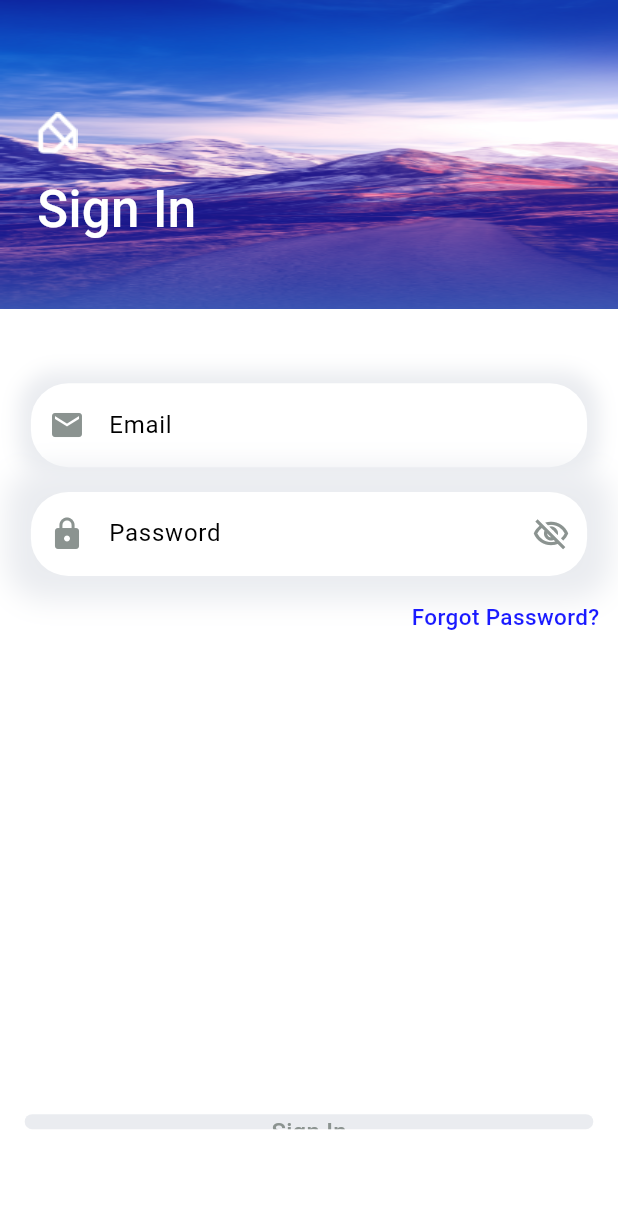
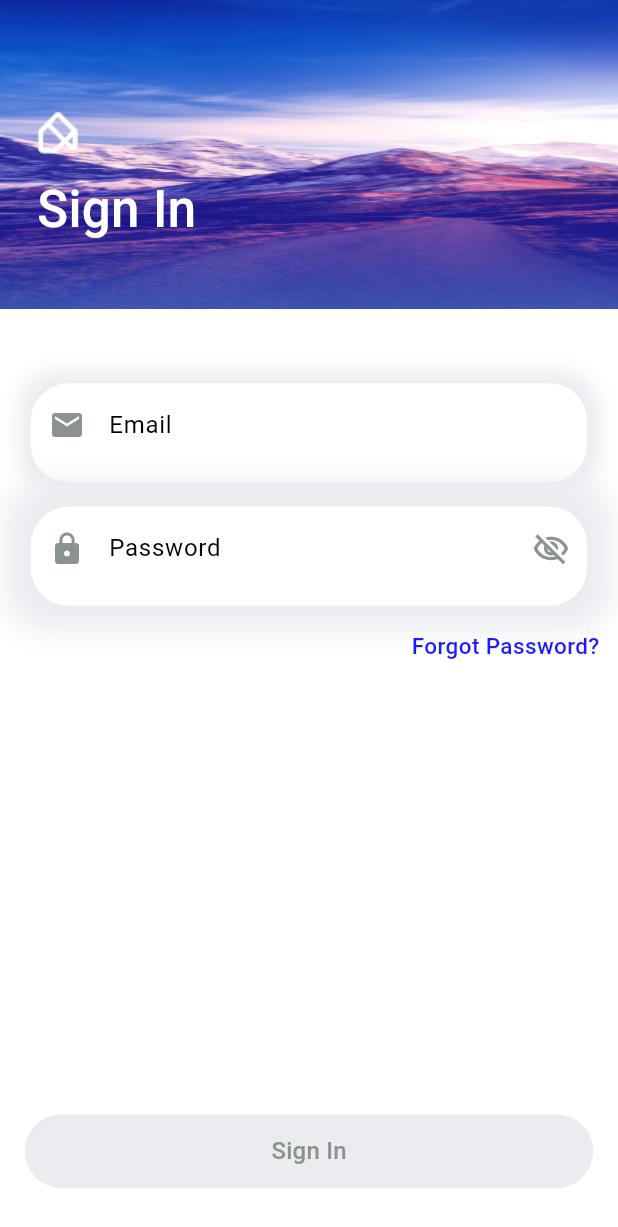
Before and after one commit to RDfahad/apphrmsnew, a Flutter app: the screen it shows after launch, after a tap on "Get Started", on a phone screen of 412 x 824 dp. Shown: the top 1227 px of the screen. Run offline on Flutter 3.47's test engine with Material 2 defaults, Android fonts, the phone set to English and light mode, and no system bars; our stand-ins replace fl_chart, flutter_bloc, get_it, hive, hive_flutter; accounts and stored records are empty.

Commit message:
refactoring, error fixing

```diff
--- a/lib/ui/screens/authentication/bloc/authentication_bloc.dart
+++ b/lib/ui/screens/authentication/bloc/authentication_bloc.dart
@@ -19,15 +19,17 @@ class AuthenticationCubit extends Cubit<AuthenticationState> {
     } else {
       emit(state.copyWith(isButtonEnabled: true));
     }
-
     if (state.emailController.text.isNotEmpty) {
       emit(state.copyWith(isIconFieldColorEnabled: true));
+    }
+    else{
+      emit(state.copyWith(isIconFieldColorEnabled: false));
     }
   }
 
   Future<void> loginUser({String? email, String? password}) async {
     try {
-      emit(state.copyWith(loginLoading: true, loginSuccessfull: false));
+      emit(state.copyWith(loginLoading: true, loginSuccessfull: false, error: false, errorMessage: ''));
       LoginUserModel userLogin =
           await authenticationRepo.loginUser(email: email, password: password);
       if (userLogin.data != null) {
--- a/lib/ui/screens/authentication/view/login_screen.dart
+++ b/lib/ui/screens/authentication/view/login_screen.dart
@@ -1,9 +1,9 @@
 import 'package:flutter/cupertino.dart';
 import 'package:flutter/material.dart';
 import 'package:flutter_bloc/flutter_bloc.dart';
+import 'package:hr_emp_proj/ui/screens/bottom_navigation/screen/bottom_navigation_screen.dart';
 import '/ui/screens/authentication/bloc/authentication_bloc.dart';
 import '/ui/screens/authentication/bloc/authentication_state.dart';
-import '/ui/screens/dashboard/view/dashboard_screen.dart';
 import '/ui/widgets/custom_text_field.dart';
 import '/ui/widgets/loader_widget.dart';
 import '/ui/widgets/round_button.dart';
@@ -23,8 +23,9 @@ class LoginScreen extends StatelessWidget {
       body: BlocConsumer<AuthenticationCubit, AuthenticationState>(
         listener: (context, state) {
           if (state.loginSuccessfull) {
+            print('done');
             Navigator.push(
-                context, CupertinoPageRoute(builder: (_) => DashBoardScreen()));
+                context, CupertinoPageRoute(builder: (_) => BottomNavigationScreen()));
           }
         },
         builder: (context, state) {
@@ -75,7 +76,7 @@ class LoginScreen extends StatelessWidget {
                         child: Column(
                           children: [
                             CustomTextFormField(
-                              preffixIcon: Icons.email,
+                              prefixIcon: Icons.email,
                               isIconColorChange: state.isIconFieldColorEnabled,
                               controller: state.emailController,
                               labelText: "Email",
@@ -105,11 +106,8 @@ class LoginScreen extends StatelessWidget {
                               ),
                             ),
                             // Expanded(child: SizedBox()),
-                            BlocBuilder<AuthenticationCubit,
-                                AuthenticationState>(
-                              builder: (context, state) {
-                                if (state.errorMessage != null) {
-                                  return Center(
+                            state.error ? Expanded(
+                              child: Center(
                                 child: Column(
                                   children: [
                                     const Icon(
@@ -133,22 +131,15 @@ class LoginScreen extends StatelessWidget {
                                     ),
                                   ],
                                 ),
-                                  );
-                                } else {
-                                  return Container();
-                                }
-                              },
                               ),
+                            ) : Container(),
                             SizedBox(height: context.getScreenHeight * 0.04),
                           ],
                         ),
                       )),
                   Flexible(
                     flex: 1,
-                    child:
-                        BlocBuilder<AuthenticationCubit, AuthenticationState>(
-                      builder: (context, state) {
-                        return Padding(
+                    child: Padding(
                       padding: EdgeInsets.symmetric(
                           horizontal: context.getScreenWidth * 0.04),
                       child: RoundElevatedButton(
@@ -166,7 +157,7 @@ class LoginScreen extends StatelessWidget {
                             : null,
                         width: double.infinity,
                         borderRadius: 25,
-                            height: 10,
+                        height: context.getScreenHeight * 0.06,
                         buttonColor: (state.isButtonEnabled)
                             ? AppColor.primaryButtonColor
                             : AppColor.secondaryButtonColor,
@@ -174,8 +165,6 @@ class LoginScreen extends StatelessWidget {
                             ? AppColor.whiteColor
                             : AppColor.secondaryTextColor,
                       ),
-                        );
-                      },
                     ),
                   )
                 ],
--- a/lib/ui/screens/bottom_navigation/screen/bottom_navigation_screen.dart
+++ b/lib/ui/screens/bottom_navigation/screen/bottom_navigation_screen.dart
@@ -55,7 +55,7 @@ class BottomNavigationScreen extends StatelessWidget {
       case BottomNavigationTabState.leaveRequest:
         return LeaveRequestScreen();
       case BottomNavigationTabState.leaveRequestScreen:
-        return const DetailScreen();
+        return DetailScreen();
       case BottomNavigationTabState.profile:
         return Container();
       default:
--- a/lib/ui/screens/onboarding/bloc/onboarding_bloc.dart
+++ b/lib/ui/screens/onboarding/bloc/onboarding_bloc.dart
@@ -6,7 +6,6 @@ class OnboardingCubit extends Cubit<OnboardingState> {
   OnboardingCubit() : super(OnboardingState.init());
 
   init() {
-    emit(state);
     bool onBoardingStatus = state.hiveStorage.getData("onBoardingStatus") ?? false;
     bool isLoggedIn = state.hiveStorage.getData("isLogIn") ?? false;
     if (isLoggedIn) {
@@ -17,10 +16,6 @@ class OnboardingCubit extends Cubit<OnboardingState> {
     emit(state.copyWith(onBoardingStatus: onBoardingStatus));
   }
 
-  onPageChange({int? index}) {
-    emit(state.copyWith(index: index));
-  }
-
   storeOnboardingStatus(){
     state.hiveStorage.putData(
         "onBoardingStatus",true);
--- a/lib/ui/screens/onboarding/view/onboarding_screen.dart
+++ b/lib/ui/screens/onboarding/view/onboarding_screen.dart
@@ -53,7 +53,7 @@ class OnboardingScreen extends StatelessWidget {
                       context.read<OnboardingCubit>().storeOnboardingStatus();
                     },
                   ),
-                  SizedBox(height: context.getScreenHeight * 0.05),
+                  SizedBox(height: context.getScreenHeight * 0.1),
                 ],
               ),
 
--- a/lib/ui/widgets/custom_text_field.dart
+++ b/lib/ui/widgets/custom_text_field.dart
@@ -1,78 +1,3 @@
-// import 'package:flutter/material.dart';
-// import '/utils/app_color.dart';
-
-// class CustomTextFormField extends StatelessWidget {
-//   final TextEditingController controller;
-//   final String labelText;
-//   final IconData? suffixIcon;
-//   final IconData preffixIcon;
-//   final String hintText;
-//   final double borderRadius;
-
-//   CustomTextFormField({
-//     required this.controller,
-//     required this.labelText,
-//     this.suffixIcon,
-//     required this.hintText,
-//     this.borderRadius = 8.0,
-//     required this.preffixIcon,
-//   });
-
-//   bool isVisibleSuffixIcons = false;
-
-//   @override
-//   Widget build(BuildContext context) {
-//     return TextFormField(
-//       controller: controller,
-//       style: TextStyle(color: AppColor.blackColor),
-//       decoration: InputDecoration(
-//         fillColor: AppColor.whiteColor,
-//         filled: true,
-//         labelText: labelText,
-//         labelStyle: const TextStyle(color: AppColor.blackColor, fontSize: 17),
-//         prefixIcon: Icon(
-//           preffixIcon,
-//           size: 25,
-//           color: AppColor.secondaryTextColor,
-//         ),
-//         suffixIcon: suffixIcon != null
-//             ? isVisibleSuffixIcons
-//                 ? Icon(
-//                     suffixIcon,
-//                     size: 25,
-//                     color: AppColor.secondaryTextColor,
-//                   )
-//                 : Icon(
-//                     Icons.visibility_off,
-//                     size: 25,
-//                     color: AppColor.secondaryTextColor,
-//                   )
-//             : null,
-//         hintText: hintText,
-//         hintStyle: const TextStyle(color: Colors.grey),
-//         contentPadding:
-//             const EdgeInsets.symmetric(vertical: 14, horizontal: 20),
-//         border: OutlineInputBorder(
-//           // borderSide: const BorderSide(
-//           //   color: AppColor.blackColor,
-//           //   width: 2.0,
-//           // ),
-//           borderRadius: BorderRadius.circular(borderRadius),
-//         ),
-//         focusedBorder: OutlineInputBorder(
-//           borderSide: BorderSide.none,
-//           borderRadius: BorderRadius.circular(borderRadius),
-//         ),
-//         enabledBorder: OutlineInputBorder(
-//           borderSide: BorderSide.none,
-//           borderRadius: BorderRadius.circular(borderRadius),
-//         ),
-//         errorBorder: const OutlineInputBorder(),
-//       ),
-//     );
-//   }
-// }
-
 import 'package:flutter/material.dart';
 import 'package:flutter_bloc/flutter_bloc.dart';
 import '/ui/screens/authentication/bloc/authentication_bloc.dart';
@@ -83,7 +8,7 @@ class CustomTextFormField extends StatelessWidget {
   final TextEditingController controller;
   final String labelText;
   final IconData? suffixIcon;
-  final IconData preffixIcon;
+  final IconData prefixIcon;
   final String hintText;
   final double borderRadius;
   final Color errorColor;
@@ -97,7 +22,7 @@ class CustomTextFormField extends StatelessWidget {
     this.suffixIcon,
     required this.hintText,
     this.borderRadius = 8.0,
-    required this.preffixIcon,
+    required this.prefixIcon,
     this.errorColor = Colors.red,
     required this.onChange,
     required this.isIconColorChange,
@@ -108,6 +33,7 @@ class CustomTextFormField extends StatelessWidget {
     return Container(
         margin: EdgeInsets.symmetric(horizontal: context.getScreenWidth * 0.02),
         width: double.infinity,
+        height: context.getScreenHeight * 0.08,
         decoration: BoxDecoration(
           boxShadow: const [
             BoxShadow(
@@ -131,7 +57,7 @@ class CustomTextFormField extends StatelessWidget {
               color: AppColor.blackColor,
             ),
             prefixIcon: Icon(
-              preffixIcon,
+              prefixIcon,
               color: isIconColorChange
                   ? AppColor.primaryColor
                   : AppColor.secondaryTextColor,
@@ -162,6 +88,7 @@ class CustomPasswordTextField extends StatelessWidget {
     return Container(
       margin: EdgeInsets.symmetric(horizontal: context.getScreenWidth * 0.02),
       width: double.infinity,
+      height: context.getScreenHeight * 0.08,
       decoration: BoxDecoration(
         color: AppColor.whiteColor,
         borderRadius: BorderRadius.circular(25),
@@ -176,7 +103,7 @@ class CustomPasswordTextField extends StatelessWidget {
         valueListenable: _obsecurePassword,
         builder: (context, value, child) {
           return TextFormField(
-            style: TextStyle(color: AppColor.blackColor),
+            style: const TextStyle(color: AppColor.blackColor),
             obscureText: _obsecurePassword.value,
             obscuringCharacter: "*",
             controller: controller,
```
Also changed, not shown: lib/data/http/http.dart (+4 -4 lines). Lines whose indentation alone changed are shown as unchanged.
